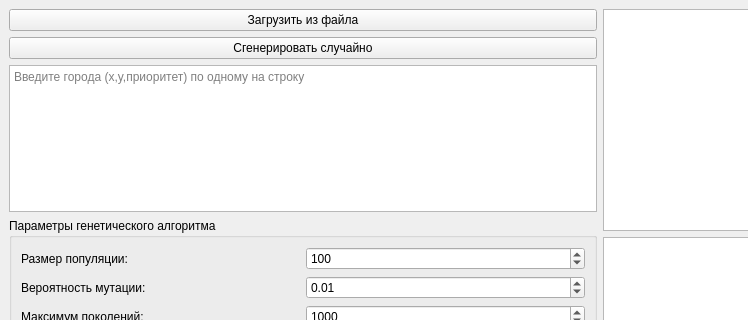
The window that TSP/gui.ui (Alexander-Snigirev/Practice) describes before a commit, drawn with Qt 5; both pictures show x 0 to 748 and y 0 to 320 of the 1200 by 600 pixel window.
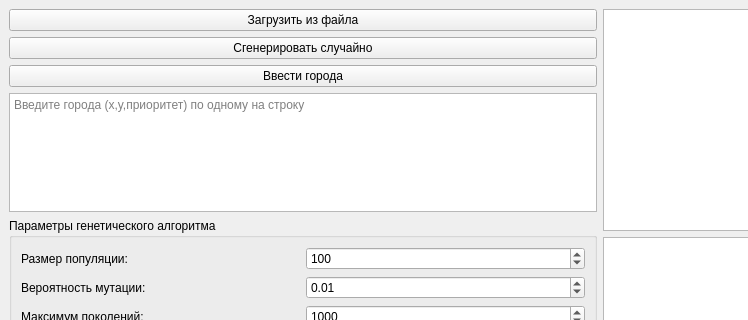
The same window after the commit.

```diff
--- a/TSP/gui.ui
+++ b/TSP/gui.ui
@@ -31,6 +31,13 @@
                                 </property>
                             </widget>
                         </item>
+                        <item>
+                            <widget class="QPushButton" name="inputCitiesButton">
+                                <property name="text">
+                                    <string>Ввести города</string>
+                                </property>
+                            </widget>
+                        </item>
                         <item>
                             <widget class="QTextEdit" name="textEdit">
                                 <property name="placeholderText">
```
